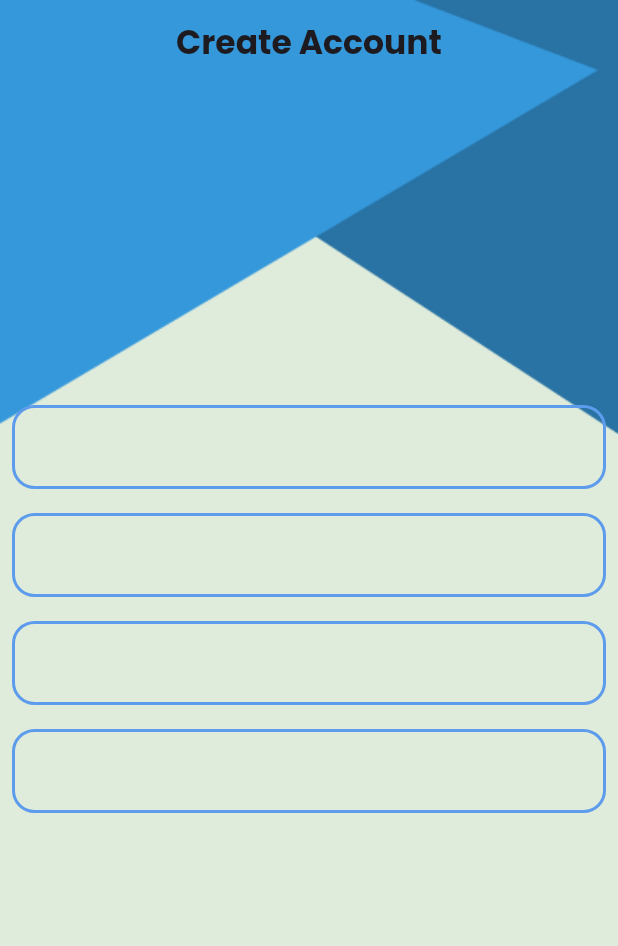
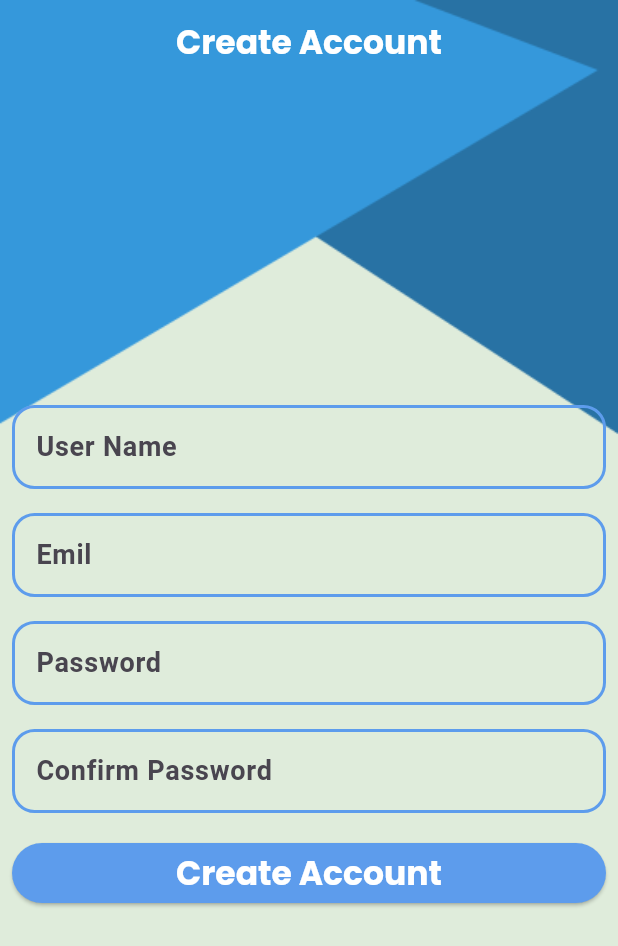
Before and after one commit to johngamil11/to-do-list, a Flutter app: the screen it shows after launch, on a phone screen of 412 x 824 dp. Shown: the top 946 px of the screen. Run offline on Flutter 3.47's test engine with Material 3 defaults, Android fonts, the phone set to English and light mode, and no system bars; our stand-ins replace cloud_firestore, easy_date_timeline, firebase_core, flutter_slidable, google_fonts; accounts and stored records are empty; generated files the repository leaves out were written again.

```diff
--- a/lib/auth/register/custom_text_form_field.dart
+++ b/lib/auth/register/custom_text_form_field.dart
@@ -1,8 +1,25 @@
 import 'package:flutter/material.dart';
 import 'package:new_todo_list/app_color.dart';
 
+typedef myValidator = String? Function(String?)?;
+
 class CustomTextFormField extends StatelessWidget {
-  const CustomTextFormField({super.key});
+  String label;
+
+  myValidator validator;
+
+  TextEditingController controller;
+
+  TextInputType keyboard;
+
+  bool obscure;
+
+  CustomTextFormField(
+      {required this.label,
+      required this.validator,
+      required this.controller,
+      this.keyboard = TextInputType.text,
+      this.obscure = false});
 
   @override
   Widget build(BuildContext context) {
@@ -31,8 +48,13 @@ class CustomTextFormField extends StatelessWidget {
                     ,width: 2
                 )
             ),
-          ),
-        ),
+            labelText: label,
+            labelStyle: TextStyle(fontSize: 18, fontWeight: FontWeight.bold)),
+        validator: validator,
+        controller: controller,
+        keyboardType: keyboard,
+        obscureText: obscure,
+      ),
     );
 
   }}
--- a/lib/auth/register/register.dart
+++ b/lib/auth/register/register.dart
@@ -4,6 +4,12 @@ import 'package:new_todo_list/auth/register/custom_text_form_field.dart';
 
 class Register extends StatelessWidget {
 static const String routeName = 'register_screen' ;
+
+TextEditingController nameController = TextEditingController();
+  TextEditingController emilController = TextEditingController();
+  TextEditingController passwordController = TextEditingController();
+  TextEditingController confirmPasswordController = TextEditingController();
+  var formKey = GlobalKey<FormState>();
   @override
   Widget build(BuildContext context) {
     return Stack(
@@ -20,21 +26,102 @@ static const String routeName = 'register_screen' ;
           AppBar(
             elevation: 0,
             backgroundColor: Colors.transparent,
-            title: Text('Create Account'),
-          centerTitle: true,
+            title: Text(
+              'Create Account',
+              style: TextStyle(color: AppColor.whiteColor),
+            ),
+            centerTitle: true,
 
           ),
-          body: Form(child: Column(
-            children: [
-              SizedBox(height: MediaQuery.of(context).size.height*0.25,),
-              CustomTextFormField(),
-              CustomTextFormField(),
-              CustomTextFormField(),
-              CustomTextFormField(),
-            ],
-          )),
+          body: Form(
+              key: formKey,
+              child: SingleChildScrollView(
+                child: Column(
+                  crossAxisAlignment: CrossAxisAlignment.stretch,
+                  children: [
+                    SizedBox(
+                      height: MediaQuery.of(context).size.height * 0.25,
+                    ),
+                    CustomTextFormField(
+                      label: 'User Name',
+                      controller: nameController,
+                      keyboard: TextInputType.number,
+                      validator: (text) {
+                        if (text == null || text.trim().isEmpty) {
+                          return 'Please Enter User Name';
+                        }
+                        return null;
+                      },
+                    ),
+                    CustomTextFormField(
+                      label: 'Emil',
+                      controller: emilController,
+                      keyboard: TextInputType.emailAddress,
+                      validator: (text) {
+                        if (text == null || text.trim().isEmpty) {
+                          return 'Please Enter Emil';
+                        }
+                        final bool emailValid = RegExp(
+                                r"^[a-zA-Z0-9.a-zA-Z0-9.!#$%&'*+-/=?^_`{|}~]+@[a-zA-Z0-9]+\.[a-zA-Z]+")
+                            .hasMatch(text);
+                        if (!emailValid) {
+                          return 'Please enter valid emil';
+                        }
+                        return null;
+                      },
+                    ),
+                    CustomTextFormField(
+                      label: 'Password',
+                      obscure: true,
+                      controller: passwordController,
+                      keyboard: TextInputType.text,
+                      validator: (text) {
+                        if (text == null || text.trim().isEmpty) {
+                          return 'Please Enter Password';
+                        }
+                        if (text.length < 6) {
+                          return 'password should be at least 6 chars';
+                        }
+                        return null;
+                      },
+                    ),
+                    CustomTextFormField(
+                      label: 'Confirm Password',
+                      obscure: true,
+                      controller: confirmPasswordController,
+                      keyboard: TextInputType.text,
+                      validator: (text) {
+                        if (text == null || text.trim().isEmpty) {
+                          return 'Please Enter Confirm passeord';
+                        }
+                        if (text != passwordController.text) {
+                          return "confirm password doesn't match password.";
+                        }
+                        return null;
+                      },
+                    ),
+                    Padding(
+                      padding: const EdgeInsets.all(8.0),
+                      child: ElevatedButton(
+                          onPressed: () {
+                            register();
+                          },
+                          style: ElevatedButton.styleFrom(
+                              backgroundColor: AppColor.primaryAppColor),
+                          child: Text(
+                            'Create Account',
+                            style: Theme.of(context).textTheme.titleLarge,
+                          )),
+                    )
+                  ],
+                ),
+              )),
         )
       ],
     );
   }
+
+void register() {
+    if (formKey.currentState?.validate() == true) {}
+  }
 }
```
